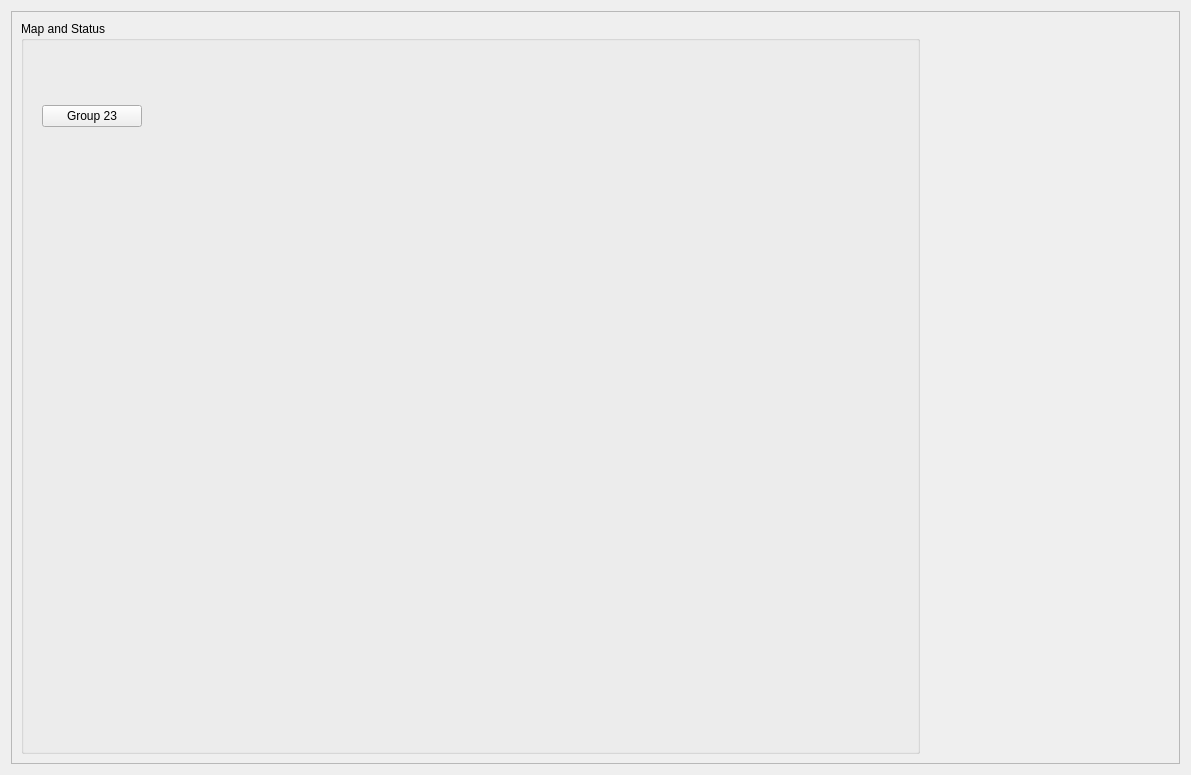
The window that feeh_main.ui (ad-build-test/pydm-mps) describes before a commit, drawn with Qt 5.
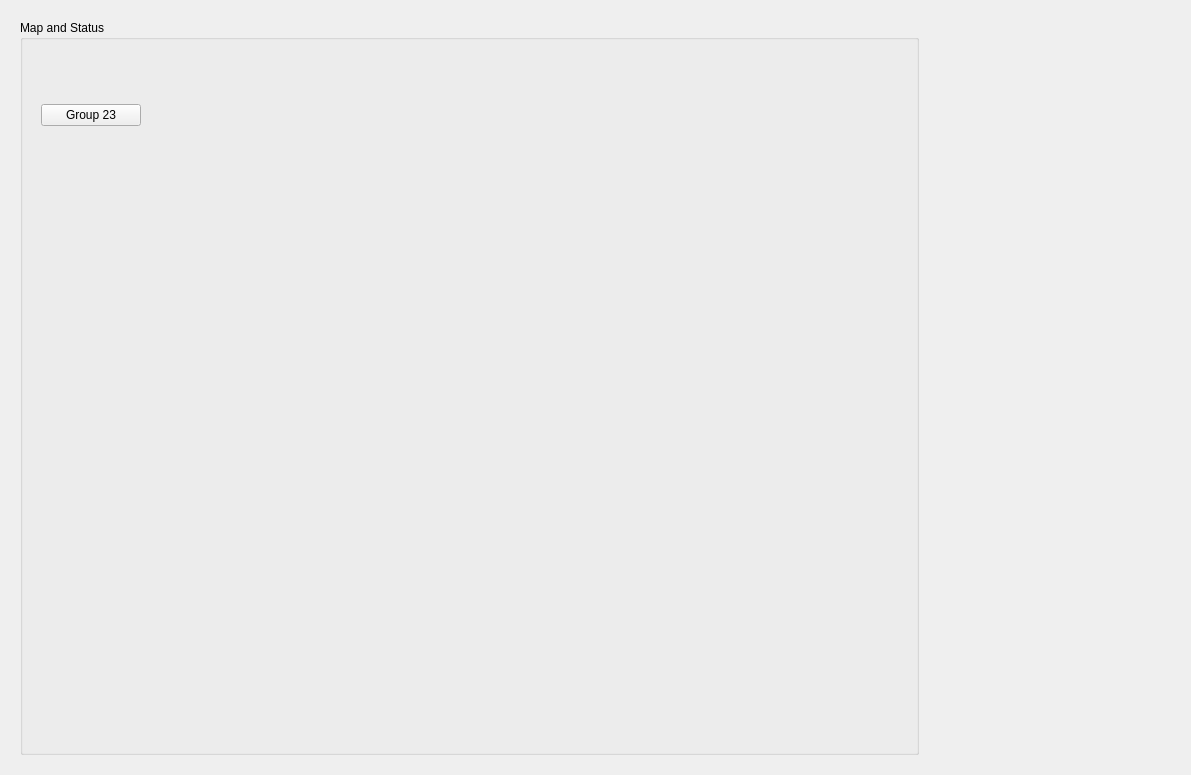
The same window after the commit. Custom widgets are drawn as their Qt base class.

```diff
--- a/feeh_main.ui
+++ b/feeh_main.ui
@@ -17,7 +17,7 @@
    <item row="0" column="0">
     <widget class="QFrame" name="frame_2">
      <property name="frameShape">
-      <enum>QFrame::StyledPanel</enum>
+      <enum>QFrame::NoFrame</enum>
      </property>
      <property name="frameShadow">
       <enum>QFrame::Raised</enum>
```
